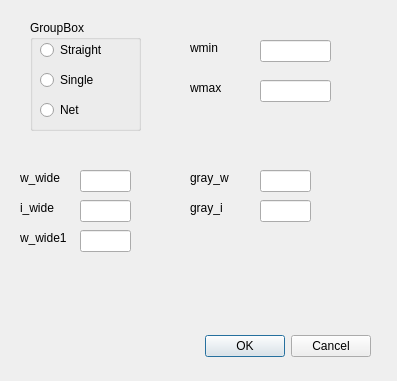
The window that ViaWireExtract/singlevweparadialog.ui (chenyufjfz/ChipPintu) describes before a commit, drawn with Qt 5.
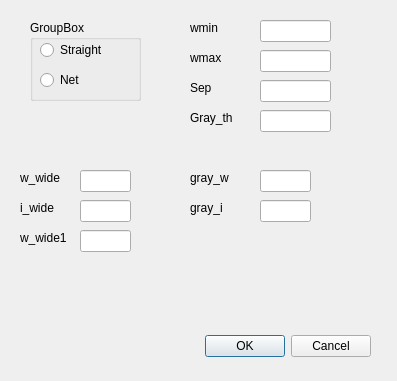
The same window after the commit.

Commit message: Add single wire extract.

The edit to the form file:
```diff
--- a/ViaWireExtract/singlevweparadialog.ui
+++ b/ViaWireExtract/singlevweparadialog.ui
@@ -35,7 +35,7 @@
      <x>30</x>
      <y>20</y>
      <width>111</width>
-     <height>111</height>
+     <height>81</height>
     </rect>
    </property>
    <property name="title">
@@ -54,24 +54,11 @@
      <string>Straight</string>
     </property>
    </widget>
-   <widget class="QRadioButton" name="single_ext">
-    <property name="geometry">
-     <rect>
-      <x>10</x>
-      <y>50</y>
-      <width>95</width>
-      <height>20</height>
-     </rect>
-    </property>
-    <property name="text">
-     <string>Single</string>
-    </property>
-   </widget>
    <widget class="QRadioButton" name="net_ext">
     <property name="geometry">
      <rect>
       <x>10</x>
-      <y>80</y>
+      <y>50</y>
       <width>95</width>
       <height>20</height>
      </rect>
@@ -85,7 +72,7 @@
    <property name="geometry">
     <rect>
      <x>260</x>
-     <y>40</y>
+     <y>20</y>
      <width>71</width>
      <height>22</height>
     </rect>
@@ -95,7 +82,7 @@
    <property name="geometry">
     <rect>
      <x>260</x>
-     <y>80</y>
+     <y>50</y>
      <width>71</width>
      <height>22</height>
     </rect>
@@ -105,7 +92,7 @@
    <property name="geometry">
     <rect>
      <x>190</x>
-     <y>40</y>
+     <y>20</y>
      <width>55</width>
      <height>16</height>
     </rect>
@@ -118,7 +105,7 @@
    <property name="geometry">
     <rect>
      <x>190</x>
-     <y>80</y>
+     <y>50</y>
      <width>55</width>
      <height>16</height>
     </rect>
@@ -242,6 +229,52 @@
     </rect>
    </property>
   </widget>
+  <widget class="QLabel" name="label_8">
+   <property name="geometry">
+    <rect>
+     <x>190</x>
+     <y>80</y>
+     <width>55</width>
+     <height>16</height>
+    </rect>
+   </property>
+   <property name="text">
+    <string>Sep</string>
+   </property>
+  </widget>
+  <widget class="QLabel" name="label_9">
+   <property name="geometry">
+    <rect>
+     <x>190</x>
+     <y>110</y>
+     <width>55</width>
+     <height>16</height>
+    </rect>
+   </property>
+   <property name="text">
+    <string>Gray_th</string>
+   </property>
+  </widget>
+  <widget class="QLineEdit" name="sep">
+   <property name="geometry">
+    <rect>
+     <x>260</x>
+     <y>80</y>
+     <width>71</width>
+     <height>22</height>
+    </rect>
+   </property>
+  </widget>
+  <widget class="QLineEdit" name="gray_th">
+   <property name="geometry">
+    <rect>
+     <x>260</x>
+     <y>110</y>
+     <width>71</width>
+     <height>22</height>
+    </rect>
+   </property>
+  </widget>
  </widget>
  <resources/>
  <connections>
```
The commit also changes 10 other files.
